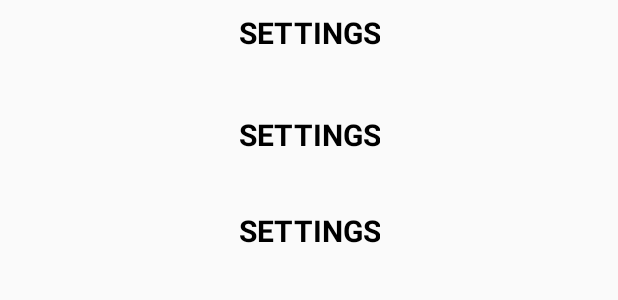
After one commit to YuppLo/FlappyBird, an Android app: the layout about_dialog.xml on its own in the app's theme, with its tools: preview values and no code run, on a phone screen of 412 x 824 dp. The commit adds this screen. Shown: the top 300 px of the screen. Run offline under Robolectric (Android 15) with nearby library versions, the phone set to English and light mode, and no system bars.

Commit message:
Bonus commit
An after-deadline bonus commit. Adding a little "About" dialog giving credit where credit is due.

```diff
--- a/app/src/main/AndroidManifest.xml
+++ b/app/src/main/AndroidManifest.xml
@@ -20,6 +20,7 @@
         <activity android:name=".MainActivity" android:theme="@style/BasicTheme" android:screenOrientation="landscape"/>
         <activity android:name=".HighscoresActivity" android:theme="@style/BasicTheme" android:screenOrientation="landscape"/>
         <activity android:name=".settingsDialog" android:theme="@style/styleActivityDialog" android:launchMode="singleTop"/>
+        <activity android:name=".aboutDialog" android:theme="@style/styleActivityDialog" android:launchMode="singleTop"/>
     </application>
 
     <uses-permission android:name="android.permission.VIBRATE"/>
--- /dev/null
+++ b/app/src/main/res/layout/about_dialog.xml
@@ -0,0 +1,73 @@
+<?xml version="1.0" encoding="utf-8"?>
+<android.support.constraint.ConstraintLayout
+    xmlns:android="http://schemas.android.com/apk/res/android"
+    xmlns:app="http://schemas.android.com/apk/res-auto"
+    xmlns:tools="http://schemas.android.com/tools"
+    android:layout_width="match_parent"
+    android:layout_height="match_parent">
+
+
+    <TextView
+        android:id="@+id/tvAbout1"
+        android:layout_width="wrap_content"
+        android:layout_height="wrap_content"
+        android:layout_marginStart="8dp"
+        android:layout_marginLeft="8dp"
+        android:layout_marginTop="8dp"
+        android:layout_marginEnd="8dp"
+        android:layout_marginRight="8dp"
+        android:layout_marginBottom="8dp"
+        android:text="SETTINGS"
+        android:textAlignment="center"
+        android:textColor="@android:color/black"
+        android:textSize="20dp"
+        android:textStyle="bold"
+        app:layout_constraintBottom_toTopOf="@+id/guideline5"
+        app:layout_constraintEnd_toEndOf="parent"
+        app:layout_constraintStart_toStartOf="parent"
+        app:layout_constraintTop_toTopOf="parent" />
+
+    <TextView
+        android:id="@+id/tvAbout2"
+        android:layout_width="wrap_content"
+        android:layout_height="wrap_content"
+        android:layout_marginStart="8dp"
+        android:layout_marginLeft="8dp"
+        android:layout_marginTop="76dp"
+        android:layout_marginEnd="8dp"
+        android:layout_marginRight="8dp"
+        android:layout_marginBottom="8dp"
+        android:text="SETTINGS"
+        android:textAlignment="center"
+        android:textColor="@android:color/black"
+        android:textSize="20dp"
+        android:textStyle="bold"
+        app:layout_constraintBottom_toTopOf="@+id/guideline5"
+        app:layout_constraintEnd_toEndOf="parent"
+        app:layout_constraintHorizontal_bias="0.501"
+        app:layout_constraintStart_toStartOf="parent"
+        app:layout_constraintTop_toTopOf="parent" />
+
+    <TextView
+        android:id="@+id/tvAbout3"
+        android:layout_width="wrap_content"
+        android:layout_height="wrap_content"
+        android:layout_marginStart="8dp"
+        android:layout_marginLeft="8dp"
+        android:layout_marginTop="140dp"
+        android:layout_marginEnd="8dp"
+        android:layout_marginRight="8dp"
+        android:layout_marginBottom="8dp"
+        android:text="SETTINGS"
+        android:textAlignment="center"
+        android:textColor="@android:color/black"
+        android:textSize="20dp"
+        android:textStyle="bold"
+        app:layout_constraintBottom_toTopOf="@+id/guideline5"
+        app:layout_constraintEnd_toEndOf="parent"
+        app:layout_constraintHorizontal_bias="0.501"
+        app:layout_constraintStart_toStartOf="parent"
+        app:layout_constraintTop_toTopOf="parent" />
+
+
+</android.support.constraint.ConstraintLayout>
```
Also changed, not shown: app/src/main/java/com/example/petr/flappybird/MenuActivity.java (+6 -15 lines), app/src/main/java/com/example/petr/flappybird/aboutDialog.java (added, +30 -0 lines), app/src/main/res/layout/menu_activity.xml (+13 -1 lines), app/src/main/res/drawable/qmark.png (added).
